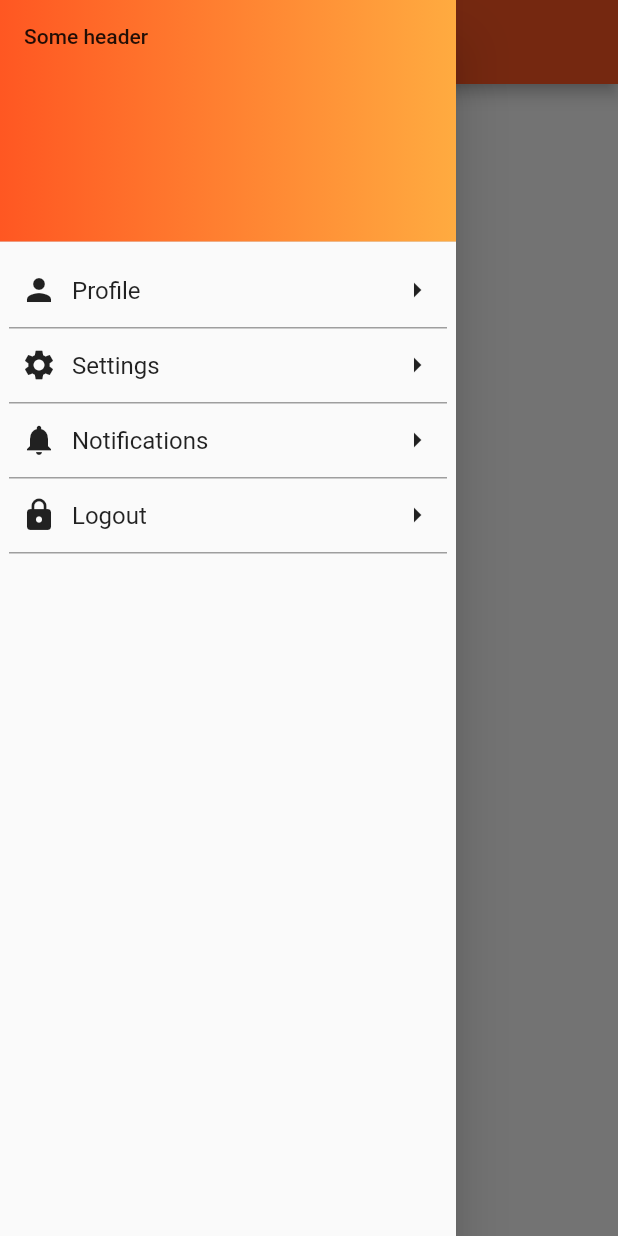
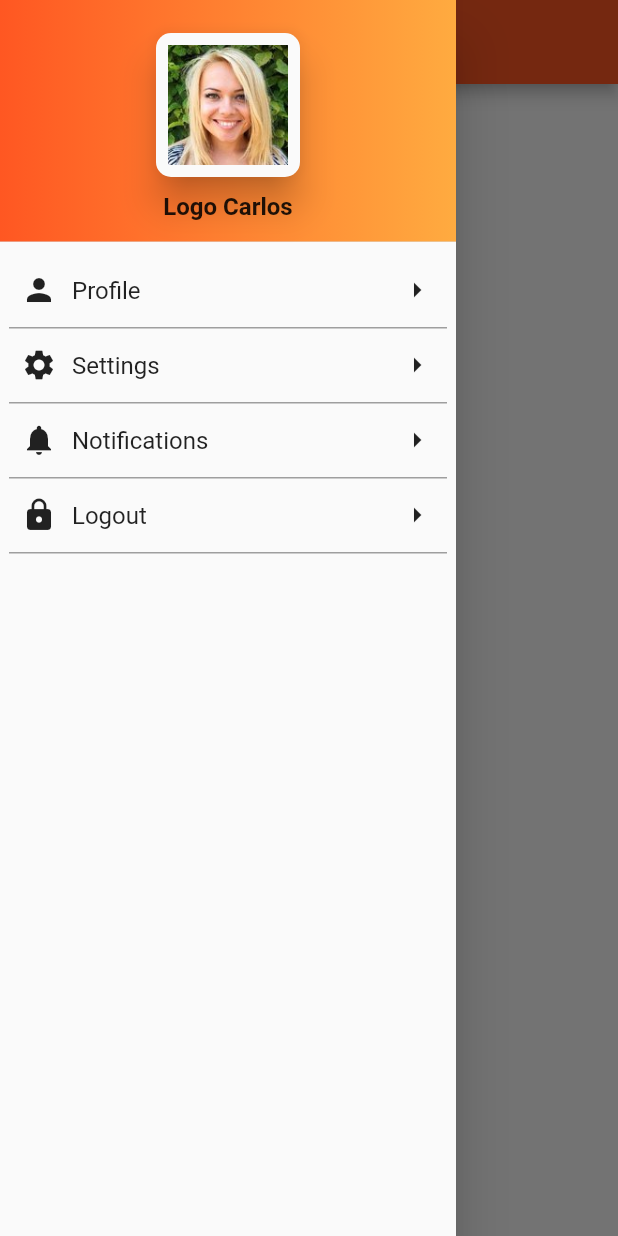
Before and after one commit to junaidcs/drawer, a Flutter app: the screen it shows after launch, with the side drawer open, on a phone screen of 412 x 824 dp. Run offline on Flutter 3.47's test engine with Material 2 defaults, Android fonts, the phone set to English and light mode, and no system bars.

Commit message:
added drawer header with image and text

```diff
--- a/lib/main.dart
+++ b/lib/main.dart
@@ -2,9 +2,9 @@ import 'package:flutter/material.dart';
 
 import 'package:drawer/widgets/custom_drawer_tile.dart';
 
-void main() => runApp(DrawerApp());
+void main() => runApp(MyApp());
 
-class DrawerApp extends StatelessWidget {
+class MyApp extends StatelessWidget {
   @override
   Widget build(BuildContext context) {
     return MaterialApp(
@@ -22,11 +22,38 @@ class DrawerApp extends StatelessWidget {
                     colors: <Color>[Colors.deepOrange, Colors.orangeAccent],
                   ),
                 ),
-                child: Text('Some header'),
+                child: Column(
+                  mainAxisAlignment: MainAxisAlignment.center,
+                  children: <Widget>[
+                    Material(
+                      borderRadius: BorderRadius.all(
+                        Radius.circular(10.0),
+                      ),
+                      elevation: 10,
+                      child: Padding(
+                        padding: EdgeInsets.all(8),
+                        child: Image.asset(
+                          'assets/images/lego.jpg',
+                          width: 80,
+                          height: 80,
+                        ),
+                      ),
+                    ),
+                    Padding(
+                      padding: EdgeInsets.only(top: 10),
+                      child: Text(
+                        'Logo Carlos',
+                        style: TextStyle(
+                            fontSize: 16, fontWeight: FontWeight.bold),
+                      ),
+                    ),
+                  ],
+                ),
               ),
               CustomDrawerTile(Icons.person, 'Profile', Icons.arrow_right),
               CustomDrawerTile(Icons.settings, 'Settings', Icons.arrow_right),
-              CustomDrawerTile(Icons.notifications, 'Notifications', Icons.arrow_right),
+              CustomDrawerTile(
+                  Icons.notifications, 'Notifications', Icons.arrow_right),
               CustomDrawerTile(Icons.lock, 'Logout', Icons.arrow_right),
             ],
           ),
--- a/pubspec.yaml
+++ b/pubspec.yaml
@@ -41,8 +41,8 @@ flutter:
   uses-material-design: true
 
   # To add assets to your application, add an assets section, like this:
-  # assets:
-  #  - images/a_dot_burr.jpeg
+  assets:
+   - assets/images/
   #  - images/a_dot_ham.jpeg
 
   # An image asset can refer to one or more resolution-specific "variants", see
```
Also changed, not shown: assets/images/lego.jpg.
